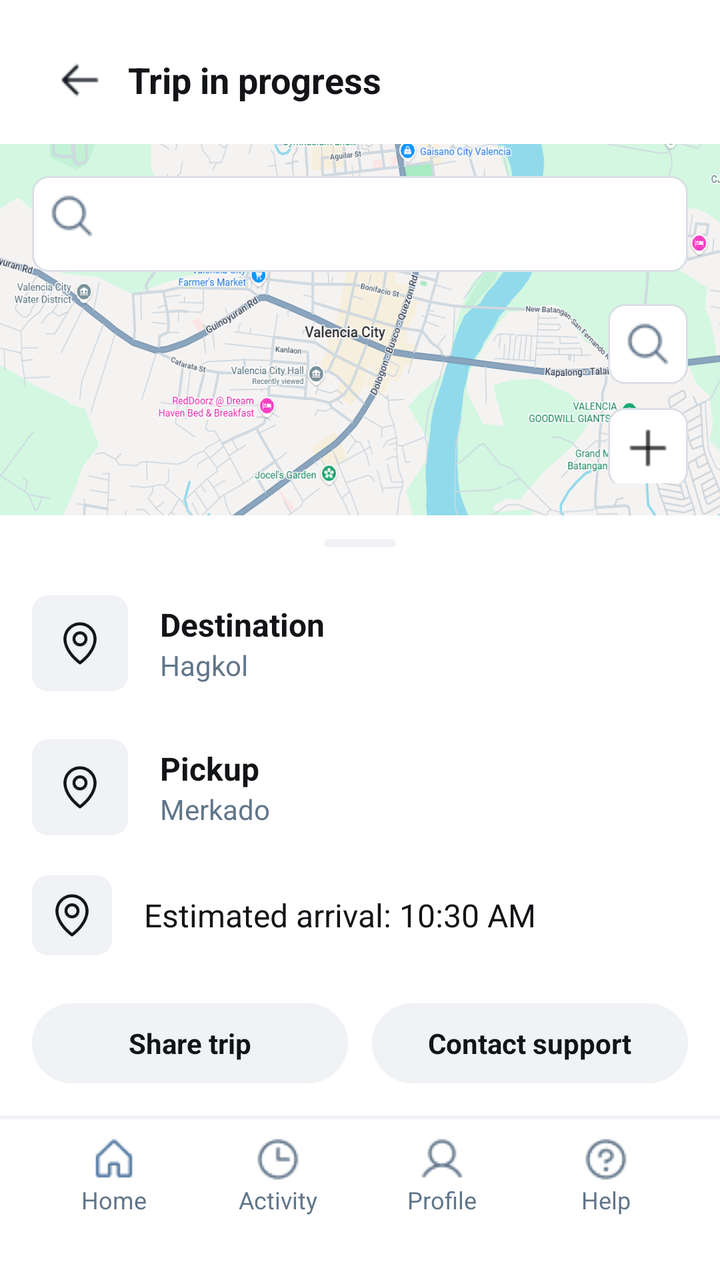
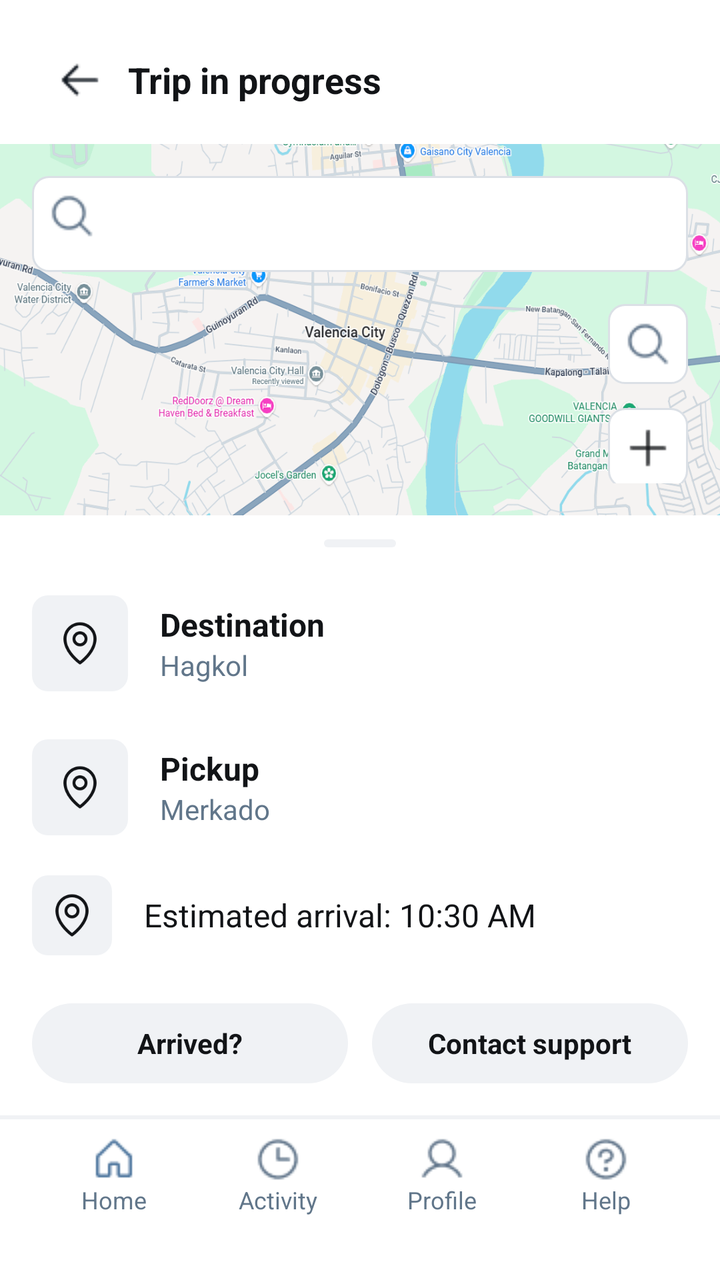

The first picture is an Android layout as it rendered before a commit; the second is the same layout after the commit. The layout source and the unified diff follow.
<!-- AndroidManifest.xml: application theme Theme.Tricycle_app -->
<!-- res/layout/usertripprogress.xml -->
<?xml version="1.0" encoding="utf-8"?>
<LinearLayout xmlns:android="http://schemas.android.com/apk/res/android"
    android:layout_width="match_parent"
    android:layout_height="match_parent"
    android:orientation="vertical"
    android:background="#FFFFFF">

    <LinearLayout
        android:layout_width="match_parent"
        android:layout_height="wrap_content"
        android:orientation="horizontal"
        android:gravity="center_vertical"
        android:paddingTop="16dp"
        android:paddingBottom="8dp"
        android:paddingStart="16dp"
        android:paddingEnd="16dp">

        <LinearLayout
            android:id="@+id/btnBack"
            android:layout_width="48dp"
            android:layout_height="48dp"
            android:gravity="center"
            android:clickable="true"
            android:focusable="true">
            <View
                android:layout_width="24dp"
                android:layout_height="24dp"
                android:background="@drawable/arrow"/>
        </LinearLayout>

        <TextView
            android:layout_width="wrap_content"
            android:layout_height="wrap_content"
            android:text="Trip in progress"
            android:textSize="18sp"
            android:textStyle="bold"
            android:textColor="#121417"
            android:paddingEnd="48dp"/>
    </LinearLayout>

    <LinearLayout
        android:layout_width="match_parent"
        android:layout_height="0dp"
        android:layout_weight="1"
        android:background="@drawable/map"
        android:orientation="vertical"
        android:padding="16dp">

        <LinearLayout
            android:layout_width="match_parent"
            android:layout_height="wrap_content"
            android:layout_marginBottom="16dp"
            android:background="@drawable/bg_rounded_border"
            android:orientation="horizontal"
            android:padding="8dp">

            <View
                android:layout_width="24dp"
                android:layout_height="24dp"
                android:background="@drawable/magni" />

            <View
                android:layout_width="match_parent"
                android:layout_height="32dp"
                android:background="@android:color/transparent" />
        </LinearLayout>

        <View
            android:layout_width="match_parent"
            android:layout_height="0dp"
            android:layout_weight="1" />

        <LinearLayout
            android:layout_width="match_parent"
            android:layout_height="wrap_content"
            android:gravity="end"
            android:orientation="vertical">

            <LinearLayout
                android:layout_width="40dp"
                android:layout_height="40dp"
                android:layout_marginBottom="12dp"
                android:background="@drawable/bg_rounded_border"
                android:gravity="center">

                <View
                    android:layout_width="24dp"
                    android:layout_height="24dp"
                    android:background="@drawable/magni" />
            </LinearLayout>

            <LinearLayout
                android:layout_width="40dp"
                android:layout_height="40dp"
                android:layout_marginBottom="12dp"
                android:background="@drawable/bg_rounded_border"
                android:gravity="center">

                <View
                    android:layout_width="24dp"
                    android:layout_height="24dp"
                    android:background="@drawable/plus" />
            </LinearLayout>

            <LinearLayout
                android:layout_width="40dp"
                android:layout_height="40dp"
                android:background="@drawable/bg_rounded_border"
                android:gravity="center">

                <View
                    android:layout_width="24dp"
                    android:layout_height="24dp"
                    android:background="@drawable/minus" />
            </LinearLayout>
        </LinearLayout>
    </LinearLayout>

    <LinearLayout
        android:layout_width="match_parent"
        android:layout_height="wrap_content"
        android:orientation="vertical"
        android:background="#FFFFFF"
        android:paddingTop="8dp">

        <LinearLayout
            android:layout_width="match_parent"
            android:layout_height="20dp"
            android:gravity="center"
            android:paddingBottom="8dp">
            <View
                android:layout_width="36dp"
                android:layout_height="4dp"
                android:background="@drawable/bg_pill_grey"/>
        </LinearLayout>

        <LinearLayout
            android:layout_width="match_parent"
            android:layout_height="wrap_content"
            android:orientation="horizontal"
            android:paddingStart="16dp"
            android:paddingEnd="16dp"
            android:paddingTop="8dp"
            android:paddingBottom="8dp"
            android:gravity="center_vertical"
            android:minHeight="72dp">

            <LinearLayout
                android:layout_width="48dp"
                android:layout_height="48dp"
                android:background="@drawable/bg_rounded_light_grey"
                android:gravity="center">

                <View
                    android:layout_width="24dp"
                    android:layout_height="24dp"
                    android:background="@drawable/betterpin" />
            </LinearLayout>

            <LinearLayout
                android:layout_width="0dp"
                android:layout_height="wrap_content"
                android:layout_weight="1"
                android:orientation="vertical"
                android:layout_marginStart="16dp">

                <TextView
                    android:layout_width="wrap_content"
                    android:layout_height="wrap_content"
                    android:text="Destination"
                    android:textStyle="bold"
                    android:textSize="16sp"
                    android:textColor="#121417"/>

                <TextView
                    android:layout_width="wrap_content"
                    android:layout_height="wrap_content"
                    android:text="Hagkol"
                    android:textSize="14sp"
                    android:textColor="#61768A"/>
            </LinearLayout>
        </LinearLayout>

        <LinearLayout
            android:layout_width="match_parent"
            android:layout_height="wrap_content"
            android:orientation="horizontal"
            android:paddingStart="16dp"
            android:paddingEnd="16dp"
            android:paddingTop="8dp"
            android:paddingBottom="8dp"
            android:gravity="center_vertical"
            android:minHeight="72dp">

            <LinearLayout
                android:layout_width="48dp"
                android:layout_height="48dp"
                android:background="@drawable/bg_rounded_light_grey"
                android:gravity="center">

                <View
                    android:layout_width="24dp"
                    android:layout_height="24dp"
                    android:background="@drawable/betterpin" />
            </LinearLayout>

            <LinearLayout
                android:layout_width="0dp"
                android:layout_height="wrap_content"
                android:layout_weight="1"
                android:orientation="vertical"
                android:layout_marginStart="16dp">

                <TextView
                    android:layout_width="wrap_content"
                    android:layout_height="wrap_content"
                    android:text="Pickup"
                    android:textStyle="bold"
                    android:textSize="16sp"
                    android:textColor="#121417"/>

                <TextView
                    android:layout_width="wrap_content"
                    android:layout_height="wrap_content"
                    android:text="Merkado"
                    android:textSize="14sp"
                    android:textColor="#61768A"/>
            </LinearLayout>
        </LinearLayout>

        <LinearLayout
            android:layout_width="match_parent"
            android:layout_height="56dp"
            android:orientation="horizontal"
            android:gravity="center_vertical"
            android:paddingStart="16dp"
            android:paddingEnd="16dp">

            <LinearLayout
                android:layout_width="40dp"
                android:layout_height="40dp"
                android:background="@drawable/bg_rounded_light_grey"
                android:gravity="center">

                <View
                    android:layout_width="24dp"
                    android:layout_height="24dp"
                    android:background="@drawable/betterpin" />
            </LinearLayout>

            <TextView
                android:layout_width="wrap_content"
                android:layout_height="wrap_content"
                android:text="Estimated arrival: 10:30 AM"
                android:textSize="16sp"
                android:textColor="#121417"
                android:layout_marginStart="16dp"/>
        </LinearLayout>

        <LinearLayout
            android:layout_width="match_parent"
            android:layout_height="wrap_content"
            android:orientation="horizontal"
            android:padding="16dp">

            <LinearLayout
                android:id="@+id/btnShareTrip"
                android:layout_width="0dp"
                android:layout_height="40dp"
                android:layout_weight="1"
                android:background="@drawable/bg_pill_grey"
                android:gravity="center"
                android:clickable="true"
                android:focusable="true"
                android:layout_marginEnd="6dp">
                <TextView
                    android:layout_width="wrap_content"
                    android:layout_height="wrap_content"
                    android:text="Share trip"
                    android:textStyle="bold"
                    android:textColor="#121417"
                    android:textSize="14sp"/>
            </LinearLayout>

            <LinearLayout
                android:id="@+id/btnContactSupport"
                android:layout_width="0dp"
                android:layout_height="40dp"
                android:layout_weight="1"
                android:background="@drawable/bg_pill_grey"
                android:gravity="center"
                android:clickable="true"
                android:focusable="true"
                android:layout_marginStart="6dp">
                <TextView
                    android:layout_width="wrap_content"
                    android:layout_height="wrap_content"
                    android:text="Contact support"
                    android:textStyle="bold"
                    android:textColor="#121417"
                    android:textSize="14sp"/>
            </LinearLayout>
        </LinearLayout>

    </LinearLayout>

    <LinearLayout
        android:layout_width="match_parent"
        android:layout_height="wrap_content"
        android:orientation="vertical">

        <View
            android:layout_width="match_parent"
            android:layout_height="1dp"
            android:background="#F0F2F5"/>

    </LinearLayout>

    <include layout="@layout/usernavbar" />

</LinearLayout>
<!-- res/layout/usernavbar.xml (included above) -->
<?xml version="1.0" encoding="utf-8"?>
<LinearLayout xmlns:android="http://schemas.android.com/apk/res/android"
    android:layout_width="match_parent"
    android:layout_height="wrap_content"
    android:orientation="vertical"
    android:background="#FFFFFF">

    <View
        android:layout_width="match_parent"
        android:layout_height="1dp"
        android:background="#F0F2F5"/>

    <LinearLayout
        android:layout_width="match_parent"
        android:layout_height="wrap_content"
        android:orientation="horizontal"
        android:paddingTop="8dp"
        android:paddingBottom="12dp"
        android:paddingStart="16dp"
        android:paddingEnd="16dp">

        <LinearLayout
            android:layout_width="0dp"
            android:layout_height="wrap_content"
            android:layout_weight="1"
            android:orientation="vertical"
            android:gravity="center">

            <View
                android:layout_width="24dp"
                android:layout_height="24dp"
                android:background="@drawable/home" />

            <TextView
                android:layout_width="wrap_content"
                android:layout_height="wrap_content"
                android:text="Home"
                android:textSize="12sp"
                android:textColor="#61768A"/>
        </LinearLayout>

        <LinearLayout
            android:layout_width="0dp"
            android:layout_height="wrap_content"
            android:layout_weight="1"
            android:orientation="vertical"
            android:gravity="center">

            <View
                android:layout_width="24dp"
                android:layout_height="24dp"
                android:background="@drawable/clock" />

            <TextView
                android:layout_width="wrap_content"
                android:layout_height="wrap_content"
                android:text="Activity"
                android:textSize="12sp"
                android:textColor="#61768A"/>
        </LinearLayout>

        <LinearLayout
            android:layout_width="0dp"
            android:layout_height="wrap_content"
            android:layout_weight="1"
            android:orientation="vertical"
            android:gravity="center">

            <View
                android:layout_width="24dp"
                android:layout_height="24dp"
                android:background="@drawable/profile" />

            <TextView
                android:layout_width="wrap_content"
                android:layout_height="wrap_content"
                android:text="Profile"
                android:textColor="#61768A"
                android:textSize="12sp"
                android:textStyle="normal" />
        </LinearLayout>

        <LinearLayout
            android:layout_width="0dp"
            android:layout_height="wrap_content"
            android:layout_weight="1"
            android:orientation="vertical"
            android:gravity="center">

            <View
                android:layout_width="24dp"
                android:layout_height="24dp"
                android:background="@drawable/help" />

            <TextView
                android:layout_width="wrap_content"
                android:layout_height="wrap_content"
                android:text="Help"
                android:textSize="12sp"
                android:textColor="#61768A"/>
        </LinearLayout>

    </LinearLayout>

    <View
        android:layout_width="match_parent"
        android:layout_height="20dp"
        android:background="#FFFFFF"/>

</LinearLayout>
<!-- resources referenced by this layout -->
<resources>
  <!-- drawable arrow: png bitmap (drawable, 284 bytes) -->
  <!-- drawable betterpin: png bitmap (drawable, 2818 bytes) -->
  <!-- drawable bg_pill_grey (drawable) -->
  <?xml version="1.0" encoding="utf-8"?>
  <shape xmlns:android="http://schemas.android.com/apk/res/android"
      android:shape="rectangle">
      <solid android:color="#F0F2F5" /> <corners android:radius="100dp" />
  </shape>
  <!-- drawable bg_rounded_border (drawable) -->
  <?xml version="1.0" encoding="utf-8"?>
  <shape xmlns:android="http://schemas.android.com/apk/res/android"
      android:shape="rectangle">
  
      <solid android:color="#FFFFFF"/>
  
      <corners android:radius="8dp"/>
  
      <stroke
          android:width="1dp"
          android:color="#DBE0E6"/>
  
  </shape>
  <!-- drawable bg_rounded_light_grey (drawable) -->
  <?xml version="1.0" encoding="utf-8"?>
  <shape xmlns:android="http://schemas.android.com/apk/res/android"
      android:shape="rectangle">
      <solid android:color="#F0F2F5" />
      <corners android:radius="8dp" />
  </shape>
  <!-- drawable clock: png bitmap (drawable, 664 bytes) -->
  <!-- drawable help: png bitmap (drawable, 764 bytes) -->
  <!-- drawable home: png bitmap (drawable, 468 bytes) -->
  <!-- drawable magni: png bitmap (drawable, 614 bytes) -->
  <!-- drawable map: png bitmap (drawable, 265506 bytes) -->
  <!-- drawable minus: png bitmap (drawable, 175 bytes) -->
  <!-- drawable plus: png bitmap (drawable, 238 bytes) -->
  <!-- drawable profile: png bitmap (drawable, 661 bytes) -->
  <style name="Theme.Tricycle_app" parent="Base.Theme.Tricycle_app" />
  <style name="Base.Theme.Tricycle_app" parent="Theme.Material3.DayNight.NoActionBar">
          
          
      </style>
</resources>

<!-- the commit's change to res/layout/usertripprogress.xml (unified diff, before → after) -->
@@ -276,7 +276,7 @@
                 <TextView
                     android:layout_width="wrap_content"
                     android:layout_height="wrap_content"
-                    android:text="Share trip"
+                    android:text="Arrived?"
                     android:textStyle="bold"
                     android:textColor="#121417"
                     android:textSize="14sp"/>
@@ -342,11 +342,14 @@
         android:paddingEnd="16dp">
 
         <LinearLayout
+            android:id="@+id/nav_home"
             android:layout_width="0dp"
             android:layout_height="wrap_content"
             android:layout_weight="1"
             android:orientation="vertical"
-            android:gravity="center">
+            android:gravity="center"
+            android:clickable="true"
+            android:focusable="true">
 
             <View
                 android:layout_width="24dp"
@@ -362,11 +365,14 @@
         </LinearLayout>
 
         <LinearLayout
+            android:id="@+id/nav_activity"
             android:layout_width="0dp"
             android:layout_height="wrap_content"
             android:layout_weight="1"
             android:orientation="vertical"
-            android:gravity="center">
+            android:gravity="center"
+            android:clickable="true"
+            android:focusable="true">
 
             <View
                 android:layout_width="24dp"
@@ -382,11 +388,14 @@
         </LinearLayout>
 
         <LinearLayout
+            android:id="@+id/nav_profile"
             android:layout_width="0dp"
             android:layout_height="wrap_content"
             android:layout_weight="1"
             android:orientation="vertical"
-            android:gravity="center">
+            android:gravity="center"
+            android:clickable="true"
+            android:focusable="true">
 
             <View
                 android:layout_width="24dp"
@@ -403,11 +412,14 @@
         </LinearLayout>
 
         <LinearLayout
+            android:id="@+id/nav_help"
             android:layout_width="0dp"
             android:layout_height="wrap_content"
             android:layout_weight="1"
             android:orientation="vertical"
-            android:gravity="center">
+            android:gravity="center"
+            android:clickable="true"
+            android:focusable="true">
 
             <View
                 android:layout_width="24dp"
